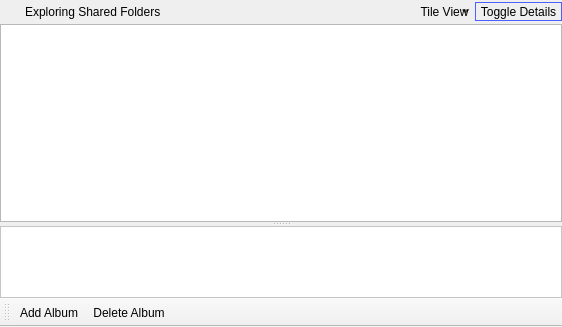
This is trunk/widgetlibraryview.ui in c3c/quazaa as Qt 5 draws it before an edit. The edited form follows.
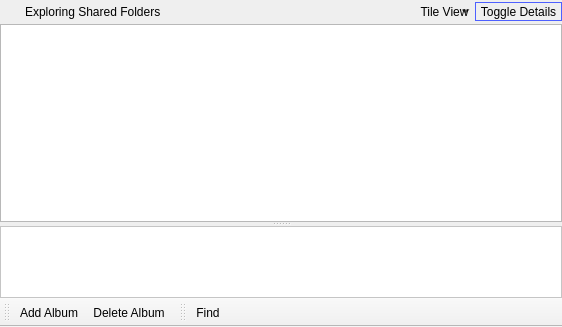
This is the edited form. Icons and pictures are not drawn.

Commit message: All code moved over from old MainWindow. Need to add widgets to toolbars and update skins and skin tool.

```diff
--- a/trunk/widgetlibraryview.ui
+++ b/trunk/widgetlibraryview.ui
@@ -283,6 +283,27 @@
    <addaction name="actionLibraryAddAlbum"/>
    <addaction name="actionLibraryDeleteAlbum"/>
   </widget>
+  <widget class="QToolBar" name="toolBarSearch">
+   <property name="windowTitle">
+    <string>toolBar_2</string>
+   </property>
+   <property name="iconSize">
+    <size>
+     <width>16</width>
+     <height>16</height>
+    </size>
+   </property>
+   <property name="toolButtonStyle">
+    <enum>Qt::ToolButtonTextBesideIcon</enum>
+   </property>
+   <attribute name="toolBarArea">
+    <enum>BottomToolBarArea</enum>
+   </attribute>
+   <attribute name="toolBarBreak">
+    <bool>false</bool>
+   </attribute>
+   <addaction name="actionFind"/>
+  </widget>
   <action name="actionLibraryAddAlbum">
    <property name="icon">
     <iconset resource="Resource.qrc">
@@ -304,6 +325,15 @@
     <string>Delete Album</string>
    </property>
   </action>
+  <action name="actionFind">
+   <property name="icon">
+    <iconset resource="Resource.qrc">
+     <normaloff>:/Resource/Generic/Search.png</normaloff>:/Resource/Generic/Search.png</iconset>
+   </property>
+   <property name="text">
+    <string>Find</string>
+   </property>
+  </action>
  </widget>
  <resources>
   <include location="Resource.qrc"/>
```
The commit also changes 17 other files.
